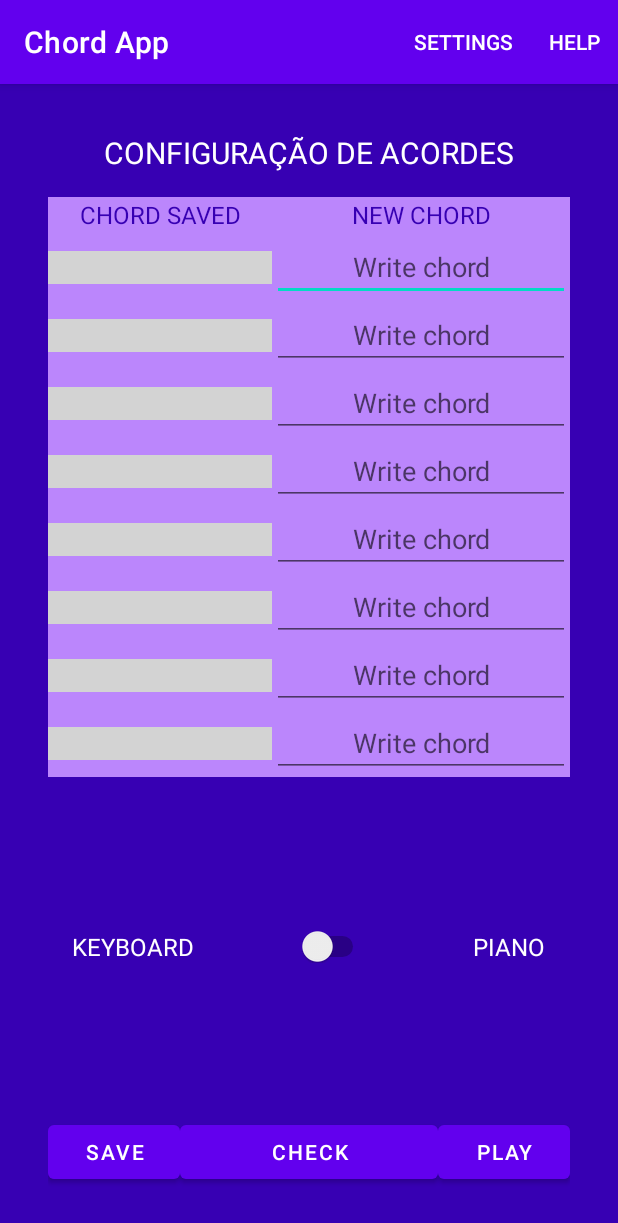
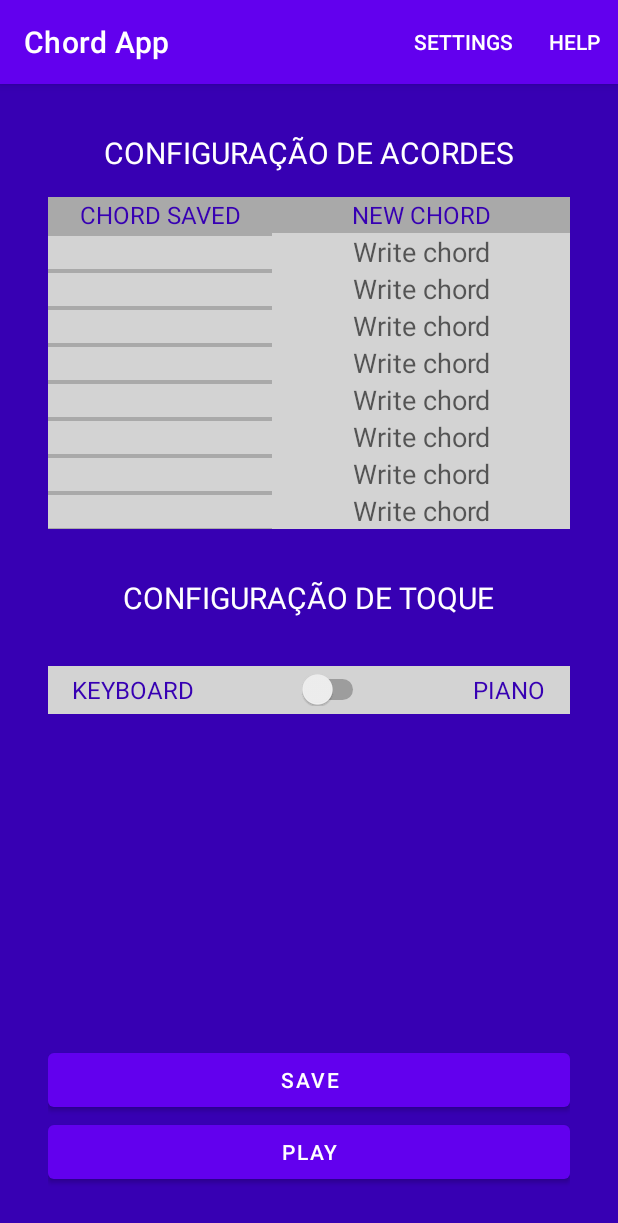
Before and after one commit to vireilenda/chordapp, an Android app: the screen it shows after launch (SaveActivity), on a phone screen of 412 x 824 dp. Shown: the top 1223 px of the screen. Run offline under Robolectric (Android 15) with nearby library versions, the phone set to English and light mode, and no system bars.

Commit message:
ajustes de UX

```diff
--- a/app/src/main/java/com/example/chordapp/ItemsViewModel.kt
+++ b/app/src/main/java/com/example/chordapp/ItemsViewModel.kt
@@ -1,6 +1,7 @@
 package com.example.chordapp
+
 
 data class ItemsViewModel(
         val text: String,
-        ) {
+         ) {
         }
--- a/app/src/main/java/com/example/chordapp/SaveActivity.kt
+++ b/app/src/main/java/com/example/chordapp/SaveActivity.kt
@@ -36,10 +36,11 @@ class SaveActivity : AppCompatActivity() {
 
         btnWrite.setOnClickListener {
             writeFiles()
+            readFiles()
              }
-        btnCheck.setOnClickListener {
-            checkFiles()
-            }
+      //  btnCheck.setOnClickListener {
+            //checkFiles()
+       //     }
 
         val btpl2 = findViewById<Button>(R.id.button)
         btpl2.setOnClickListener {
--- a/app/src/main/res/layout/activity_save.xml
+++ b/app/src/main/res/layout/activity_save.xml
@@ -51,7 +51,7 @@
         android:layout_marginLeft="32dp"
         android:layout_marginRight="32dp"
         android:layout_marginTop="16dp"
-        android:background="@color/purple_200"
+        android:background="@color/dark_gray"
         app:layout_constraintEnd_toEndOf="@id/guidelineRight"
         app:layout_constraintStart_toStartOf="@id/guidelineLeft"
         app:layout_constraintTop_toBottomOf="@id/titleChord">
@@ -84,6 +84,7 @@
                 android:layout_height="wrap_content"
                 android:gravity="center"
                 android:background="@color/gray"
+                android:textColor="@color/purple_700"
                 android:ems="8"
                 android:textSize="16dp"
                 android:text="Chord" />
@@ -93,6 +94,7 @@
                 android:layout_width="wrap_content"
                 android:layout_height="wrap_content"
                 android:gravity="center"
+                android:background="@color/gray"
                 android:ems="7"
                 android:hint="Write chord" />
 
@@ -105,6 +107,7 @@
                 android:layout_width="wrap_content"
                 android:layout_height="wrap_content"
                 android:background="@color/gray"
+                android:textColor="@color/purple_700"
                 android:gravity="center"
                 android:ems="8"
                 android:textSize="16dp"
@@ -116,6 +119,7 @@
                 android:layout_width="wrap_content"
                 android:layout_height="wrap_content"
                 android:gravity="center"
+                android:background="@color/gray"
                 android:ems="7"
                 android:hint="Write chord" />
         </TableRow>
@@ -126,6 +130,7 @@
                 android:layout_width="wrap_content"
                 android:layout_height="wrap_content"
                 android:background="@color/gray"
+                android:textColor="@color/purple_700"
                 android:gravity="center"
                 android:ems="8"
                 android:textSize="16dp"
@@ -136,7 +141,7 @@
                 android:id="@+id/bt3Chd"
                 android:layout_width="wrap_content"
                 android:layout_height="wrap_content"
-
+                android:background="@color/gray"
                 android:gravity="center"
                 android:ems="7"
                 android:hint="Write chord"
@@ -149,6 +154,7 @@
                 android:layout_width="wrap_content"
                 android:layout_height="wrap_content"
                 android:background="@color/gray"
+                android:textColor="@color/purple_700"
                 android:gravity="center"
                 android:ems="8"
                 android:textSize="16dp"
@@ -159,6 +165,7 @@
                 android:layout_width="wrap_content"
                 android:layout_height="wrap_content"
                 android:gravity="center"
+                android:background="@color/gray"
                 android:ems="7"
                 android:hint="Write chord"
                 />
@@ -170,6 +177,7 @@
                 android:layout_width="wrap_content"
                 android:layout_height="wrap_content"
                 android:background="@color/gray"
+                android:textColor="@color/purple_700"
                 android:gravity="center"
                 android:ems="8"
                 android:textSize="16dp"
@@ -181,6 +189,7 @@
                 android:layout_width="wrap_content"
                 android:layout_height="wrap_content"
                 android:gravity="center"
+                android:background="@color/gray"
                 android:ems="7"
                 android:hint="Write chord"
                 />
@@ -192,6 +201,7 @@
                 android:layout_width="wrap_content"
                 android:layout_height="wrap_content"
                 android:background="@color/gray"
+                android:textColor="@color/purple_700"
                 android:gravity="center"
                 android:ems="8"
                 android:textSize="16dp"
@@ -203,6 +213,7 @@
                 android:layout_width="wrap_content"
                 android:layout_height="wrap_content"
                 android:gravity="center"
+                android:background="@color/gray"
                 android:ems="7"
                 android:hint="Write chord"
                 />
@@ -214,6 +225,7 @@
                 android:layout_width="wrap_content"
                 android:layout_height="wrap_content"
                 android:background="@color/gray"
+                android:textColor="@color/purple_700"
                 android:gravity="center"
                 android:ems="8"
                 android:textSize="16dp"
@@ -225,6 +237,7 @@
                 android:layout_width="wrap_content"
                 android:layout_height="wrap_content"
                 android:gravity="center"
+                android:background="@color/gray"
                 android:ems="8"
                 android:hint="Write chord"
                 />
@@ -236,6 +249,7 @@
                 android:layout_width="wrap_content"
                 android:layout_height="wrap_content"
                 android:background="@color/gray"
+                android:textColor="@color/purple_700"
                 android:gravity="center"
                 android:ems="8"
                 android:textSize="16dp"
@@ -247,6 +261,7 @@
                 android:layout_width="wrap_content"
                 android:layout_height="wrap_content"
                 android:gravity="center"
+                android:background="@color/gray"
                 android:ems="8"
                 android:hint="Write chord"
                 />
@@ -255,18 +270,44 @@
 
     </TableLayout>
 
+    <LinearLayout
+        android:id="@+id/titleInstrument"
+        android:layout_width="match_parent"
+        android:layout_height="wrap_content"
+        android:gravity="center"
+        android:background="@color/purple_700"
+        android:layout_margin="32dp"
+        app:layout_constraintEnd_toEndOf="@id/guidelineRight"
+        app:layout_constraintStart_toStartOf="@id/guidelineLeft"
+        app:layout_constraintTop_toBottomOf="@id/tabSelect"
+        app:layout_constraintBottom_toTopOf="@id/tabSelectSound">
+        ">
+
+        <TextView
+            android:id="@+id/txt2"
+            android:layout_width="wrap_content"
+            android:layout_height="wrap_content"
+            android:textColor="@color/white"
+            android:text="CONFIGURAÇÃO DE TOQUE"
+            android:textSize="20dp"
+
+            />
+    </LinearLayout>
+
+
     <TableLayout xmlns:android="http://schemas.android.com/apk/res/android"
         android:id="@+id/tabSelectSound"
         android:layout_width="match_parent"
         android:layout_height="32dp"
         android:stretchColumns="1"
         android:layout_margin="32dp"
-        android:background="@color/purple_700"
+        android:background="@color/gray"
         android:gravity="center"
         app:layout_constraintEnd_toEndOf="@id/guidelineRight"
         app:layout_constraintStart_toStartOf="@id/guidelineLeft"
-        app:layout_constraintTop_toBottomOf="@id/tabSelect"
-        app:layout_constraintBottom_toTopOf="@id/tabButton">
+        app:layout_constraintTop_toBottomOf="@id/titleInstrument"
+
+        >
 
         <TableRow>
             <TextView
@@ -274,7 +315,8 @@
                 android:layout_width="match_parent"
                 android:layout_height="match_parent"
                 android:layout_marginLeft="16dp"
-                android:textColor="@color/white"
+
+                android:textColor="@color/purple_700"
                 android:textSize="16dp"
                 android:text="KEYBOARD"
                 />
@@ -291,7 +333,7 @@
                 android:id="@+id/textView4"
                 android:layout_width="match_parent"
                 android:layout_height="wrap_content"
-                android:textColor="@color/white"
+                android:textColor="@color/purple_700"
                 android:layout_marginRight="16dp"
                 android:textSize="16dp"
                 android:text="PIANO"
@@ -306,7 +348,7 @@
         android:id="@+id/tabButton"
         android:layout_width="match_parent"
         android:layout_height="wrap_content"
-        android:stretchColumns="1"
+        android:stretchColumns="2"
         android:layout_margin="32dp"
         android:background="@color/purple_700"
         android:gravity="center"
@@ -314,26 +356,26 @@
         app:layout_constraintStart_toStartOf="@id/guidelineLeft"
         app:layout_constraintBottom_toBottomOf="parent">
 
-        <TableRow>
+        <LinearLayout>
             <Button
                 android:id="@+id/btnWrite"
-                android:layout_width="wrap_content"
+                android:layout_width="match_parent"
                 android:layout_height="wrap_content"
                 android:text="SAVE"
                 />
-            <Button
-                android:id="@+id/btnCheck"
-                android:layout_width="wrap_content"
-                android:layout_height="wrap_content"
-                android:text="CHECK"
-                />
+
+
+        </LinearLayout>
+
+        <LinearLayout>
             <Button
                 android:id="@+id/button"
-                android:layout_width="wrap_content"
+                android:layout_width="match_parent"
                 android:layout_height="wrap_content"
                 android:text="PLAY"
                 />
-        </TableRow>
+
+        </LinearLayout>
 
     </TableLayout>
 
--- a/app/src/main/res/values/strings.xml
+++ b/app/src/main/res/values/strings.xml
@@ -8,8 +8,8 @@
     <string name="helpLine2">Na aba Settings, escreva os acordes nas linhas correspondentes a cada botão</string>
     <string name="helpLine3">Exemplo de acordes válidos: C, Am, F#m, Bb (acordes maiores ou menores)</string>
     <string name="helpLine4">Salve os acordes no botão SAVE</string>
-    <string name="helpLine5">Escolha o tipo de som que será tocado no switch abaixo das linhas de configuração dos acorde, podendo ser um som de piano ou de teclado</string>
-    <string name="helpLine6">Verifique os acordes salvos como botão CHECK. O app irá informar caso um ou mais acordes inseridos não estão no seu banco de dados</string>
+    <string name="helpLine5">O app irá informar caso um ou mais acordes inseridos não estão no seu banco de dados</string>
+    <string name="helpLine6">Escolha o tipo de som que será tocado no switch abaixo das linhas de configuração dos acorde, podendo ser um som de piano ou de teclado</string>
     <string name="helpLine7">Vá para a tela de tocar com a configuração salva com o botão PLAY</string>
     <string name="helpEnd">Divirta-se!</string>
 
```
